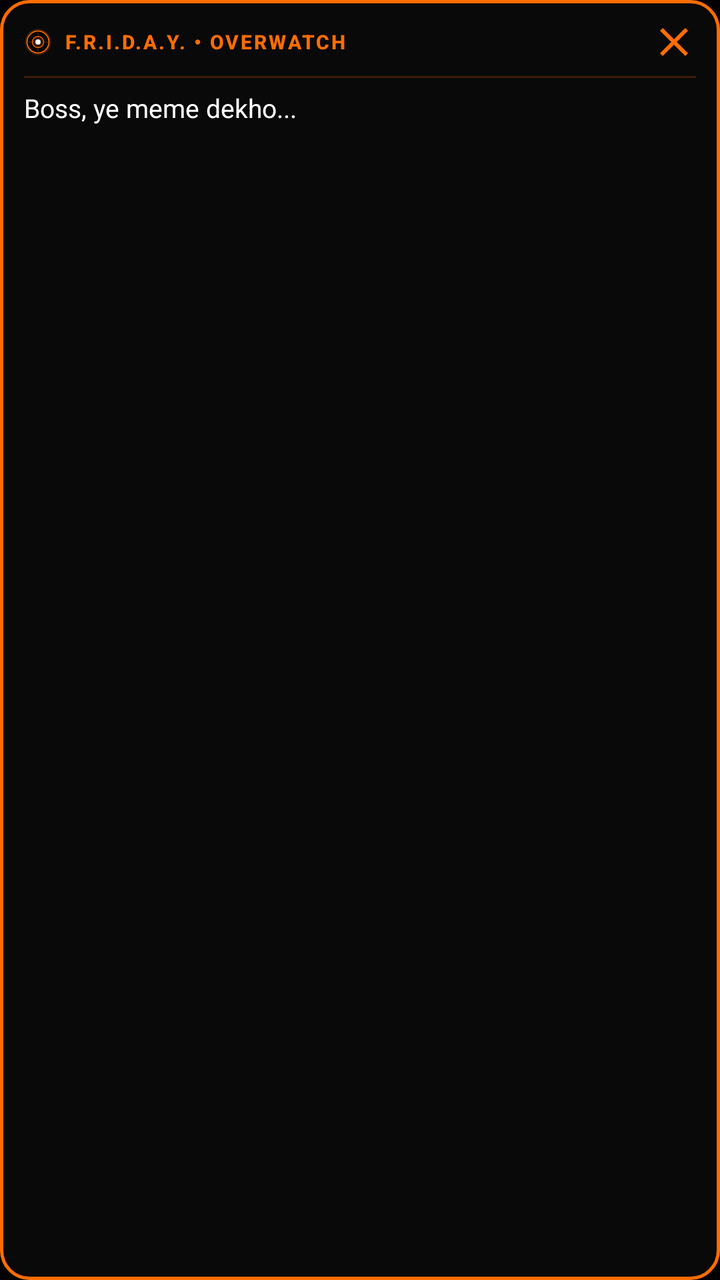
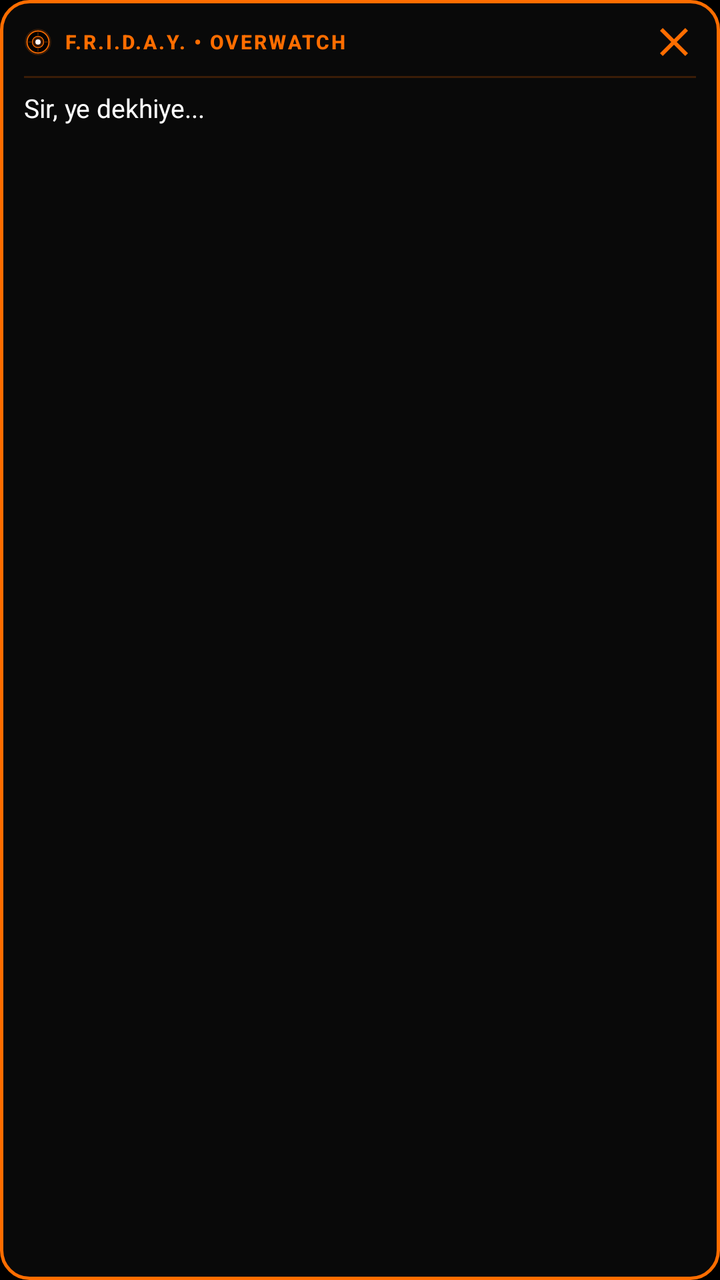

Two renders of the same Android screen: before a commit and after it. Below are the layout's source before the change and the commit's diff.
<!-- AndroidManifest.xml: application theme Theme.Friday -->
<!-- res/layout/overlay_whisper.xml -->
<?xml version="1.0" encoding="utf-8"?>
<LinearLayout xmlns:android="http://schemas.android.com/apk/res/android"
    android:id="@+id/whisperRoot"
    android:layout_width="wrap_content"
    android:layout_height="wrap_content"
    android:maxWidth="260dp"
    android:background="@drawable/bg_whisper_bubble"
    android:elevation="14dp"
    android:orientation="vertical">

    
    <LinearLayout
        android:layout_width="match_parent"
        android:layout_height="wrap_content"
        android:gravity="center_vertical"
        android:orientation="horizontal">

        <ImageView
            android:layout_width="14dp"
            android:layout_height="14dp"
            android:contentDescription="Sentry Core"
            android:src="@drawable/ic_friday_bubble" />

        <TextView
            android:layout_width="0dp"
            android:layout_height="wrap_content"
            android:layout_marginStart="6dp"
            android:layout_weight="1"
            android:fontFamily="sans-serif-medium"
            android:letterSpacing="0.1"
            android:text="F.R.I.D.A.Y. • OVERWATCH"
            android:textColor="#FF6D00"
            android:textSize="10sp"
            android:textStyle="bold" />

        <ImageButton
            android:id="@+id/btnDismissWhisper"
            android:layout_width="22dp"
            android:layout_height="22dp"
            android:background="@drawable/bg_icon_button_ripple"
            android:contentDescription="Dismiss"
            android:padding="3dp"
            android:src="@drawable/ic_close" />
    </LinearLayout>

    <View
        android:layout_width="match_parent"
        android:layout_height="1dp"
        android:layout_marginVertical="6dp"
        android:background="#33FF6D00" />

    
    <TextView
        android:id="@+id/tvWhisperContent"
        android:layout_width="wrap_content"
        android:layout_height="wrap_content"
        android:lineSpacingExtra="2dp"
        android:maxLines="5"
        android:text="Boss, ye meme dekho..."
        android:textColor="#FFFFFF"
        android:textSize="13sp" />

</LinearLayout>
<!-- resources referenced by this layout -->
<resources>
  <!-- drawable bg_icon_button_ripple (drawable) -->
  <?xml version="1.0" encoding="utf-8"?>
  <ripple xmlns:android="http://schemas.android.com/apk/res/android"
      android:color="#40FF6D00">
      <item>
          <shape android:shape="oval">
              <solid android:color="@android:color/transparent" />
          </shape>
      </item>
  </ripple>
  <!-- drawable bg_whisper_bubble (drawable) -->
  <?xml version="1.0" encoding="utf-8"?>
  <shape xmlns:android="http://schemas.android.com/apk/res/android"
      android:shape="rectangle">
      <solid android:color="#F20A0A0A" />
      <stroke
          android:width="1.5dp"
          android:color="#FF6D00" />
      <corners android:radius="14dp" />
      <padding
          android:bottom="10dp"
          android:left="12dp"
          android:right="12dp"
          android:top="10dp" />
  </shape>
  <!-- drawable ic_close (drawable) -->
  <vector xmlns:android="http://schemas.android.com/apk/res/android"
      android:width="24dp"
      android:height="24dp"
      android:viewportWidth="24"
      android:viewportHeight="24">
      <path
          android:fillColor="#FF6D00"
          android:pathData="M19,6.41L17.59,5 12,10.59 6.41,5 5,6.41 10.59,12 5,17.59 6.41,19 12,13.41 17.59,19 19,17.59 13.41,12z" />
  </vector>
  <!-- drawable ic_friday_bubble (drawable) -->
  <vector xmlns:android="http://schemas.android.com/apk/res/android"
      android:width="64dp"
      android:height="64dp"
      android:viewportWidth="64"
      android:viewportHeight="64">
      
      <path
          android:fillColor="#33FF6D00"
          android:pathData="M32,32m-30,0a30,30 0,1 1,60 0a30,30 0,1 1,-60 0" />
      
      <path
          android:fillColor="#F0000000"
          android:strokeColor="#FFFF6D00"
          android:strokeWidth="2.5"
          android:pathData="M32,32m-25,0a25,25 0,1 1,50 0a25,25 0,1 1,-50 0" />
      
      <path
          android:strokeColor="#80FF6D00"
          android:strokeWidth="1.5"
          android:pathData="M32,10 L32,17 M32,47 L32,54 M10,32 L17,32 M47,32 L54,32" />
      
      <path
          android:fillColor="#33FF6D00"
          android:strokeColor="#FFFF6D00"
          android:strokeWidth="2"
          android:pathData="M32,32m-13,0a13,13 0,1 1,26 0a13,13 0,1 1,-26 0" />
      
      <path
          android:fillColor="#FFFFFFFF"
          android:pathData="M32,32m-6,0a6,6 0,1 1,12 0a6,6 0,1 1,-12 0" />
  </vector>
  <style name="Theme.Friday" parent="Theme.MaterialComponents.DayNight.NoActionBar">
          <item name="colorPrimary">@color/stark_cyan</item>
          <item name="colorPrimaryVariant">@color/stark_cyan_dark</item>
          <item name="colorOnPrimary">@color/stark_bg_dark</item>
          <item name="android:statusBarColor">@color/stark_bg_dark</item>
          <item name="android:windowBackground">@color/stark_bg_dark</item>
      </style>
  <color name="stark_cyan">#FF6D00</color>
  <color name="stark_cyan_dark">#E65100</color>
  <color name="stark_bg_dark">#000000</color>
</resources>

<!-- the commit's change to res/layout/overlay_whisper.xml (unified diff, before → after) -->
@@ -56,8 +56,43 @@
         android:layout_height="wrap_content"
         android:lineSpacingExtra="2dp"
         android:maxLines="5"
-        android:text="Boss, ye meme dekho..."
+        android:text="Sir, ye dekhiye..."
         android:textColor="#FFFFFF"
         android:textSize="13sp" />
 
+    
+    <LinearLayout
+        android:id="@+id/layoutWhisperCallActions"
+        android:layout_width="match_parent"
+        android:layout_height="wrap_content"
+        android:layout_marginTop="8dp"
+        android:orientation="horizontal"
+        android:visibility="gone">
+
+        <TextView
+            android:id="@+id/btnWhisperProxyCall"
+            android:layout_width="0dp"
+            android:layout_height="32dp"
+            android:layout_weight="1"
+            android:background="@drawable/bg_status_pill"
+            android:gravity="center"
+            android:text="🤖 FRIDAY BAAT KARO"
+            android:textColor="@color/stark_cyan"
+            android:textSize="10sp"
+            android:textStyle="bold" />
+
+        <TextView
+            android:id="@+id/btnWhisperAnswerCall"
+            android:layout_width="wrap_content"
+            android:layout_height="32dp"
+            android:layout_marginStart="6dp"
+            android:background="@drawable/bg_status_pill"
+            android:gravity="center"
+            android:paddingHorizontal="10dp"
+            android:text="📞 UTHAO"
+            android:textColor="@color/stark_gold"
+            android:textSize="10sp"
+            android:textStyle="bold" />
+    </LinearLayout>
+
 </LinearLayout>
<!-- resource entries referenced after the edit -->
@@ -10,6 +10,21 @@
           </shape>
       </item>
   </ripple>
+  <!-- drawable bg_status_pill (drawable) -->
+  <?xml version="1.0" encoding="utf-8"?>
+  <shape xmlns:android="http://schemas.android.com/apk/res/android"
+      android:shape="rectangle">
+      <corners android:radius="20dp" />
+      <solid android:color="#14FFFFFF" />
+      <stroke
+          android:width="1dp"
+          android:color="#24FFFFFF" />
+      <padding
+          android:left="10dp"
+          android:top="5dp"
+          android:right="10dp"
+          android:bottom="5dp" />
+  </shape>
   <!-- drawable bg_whisper_bubble (drawable) -->
   <?xml version="1.0" encoding="utf-8"?>
   <shape xmlns:android="http://schemas.android.com/apk/res/android"
@@ -75,6 +90,7 @@
           <item name="android:windowBackground">@color/stark_bg_dark</item>
       </style>
   <color name="stark_cyan">#FF6D00</color>
+  <color name="stark_gold">#FFA000</color>
   <color name="stark_cyan_dark">#E65100</color>
   <color name="stark_bg_dark">#000000</color>
 </resources>
